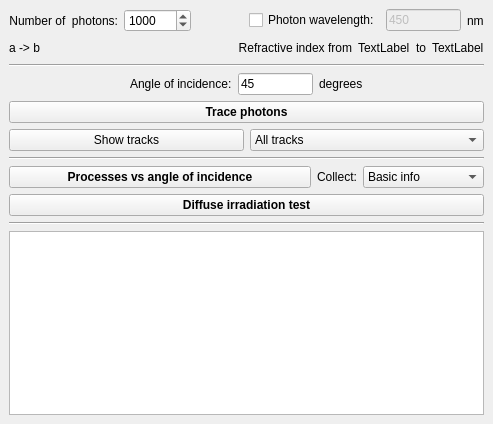
andrmor/ANTS3bundle, file ants3bundle/src/ants3/gui/photsim/ainterfaceruletester.ui: the form before one commit.
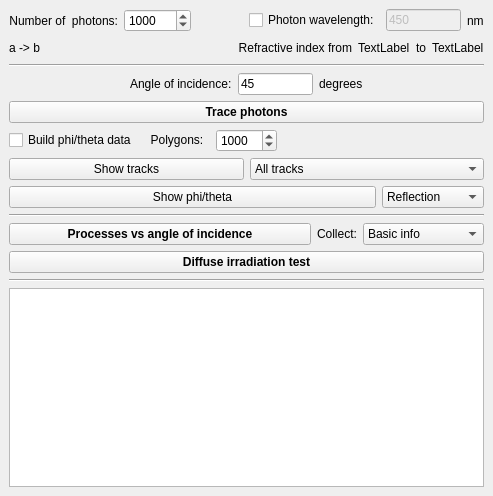
The form after the commit.

Commit message: add phi/theta visualisation in interface tester

```diff
--- a/ants3bundle/src/ants3/gui/photsim/ainterfaceruletester.ui
+++ b/ants3bundle/src/ants3/gui/photsim/ainterfaceruletester.ui
@@ -7,7 +7,7 @@
     <x>0</x>
     <y>0</y>
     <width>493</width>
-    <height>424</height>
+    <height>496</height>
    </rect>
   </property>
   <property name="windowTitle">
@@ -224,6 +224,46 @@
       </property>
      </widget>
     </item>
+    <item>
+     <layout class="QHBoxLayout" name="horizontalLayout_6">
+      <property name="topMargin">
+       <number>0</number>
+      </property>
+      <item>
+       <widget class="QCheckBox" name="cbBuildPhiThetaData">
+        <property name="text">
+         <string>Build phi/theta data      Polygons:</string>
+        </property>
+       </widget>
+      </item>
+      <item>
+       <widget class="QSpinBox" name="sbPhiThetaPolygons">
+        <property name="minimum">
+         <number>100</number>
+        </property>
+        <property name="maximum">
+         <number>99999</number>
+        </property>
+        <property name="value">
+         <number>1000</number>
+        </property>
+       </widget>
+      </item>
+      <item>
+       <spacer name="horizontalSpacer_2">
+        <property name="orientation">
+         <enum>Qt::Orientation::Horizontal</enum>
+        </property>
+        <property name="sizeHint" stdset="0">
+         <size>
+          <width>40</width>
+          <height>20</height>
+         </size>
+        </property>
+       </spacer>
+      </item>
+     </layout>
+    </item>
     <item>
      <layout class="QHBoxLayout" name="horizontalLayout_5">
       <item>
@@ -264,6 +304,45 @@
       </item>
      </layout>
     </item>
+    <item>
+     <layout class="QHBoxLayout" name="horizontalLayout">
+      <property name="topMargin">
+       <number>0</number>
+      </property>
+      <item>
+       <widget class="QPushButton" name="pbShowPhiTheta">
+        <property name="sizePolicy">
+         <sizepolicy hsizetype="Expanding" vsizetype="Fixed">
+          <horstretch>0</horstretch>
+          <verstretch>0</verstretch>
+         </sizepolicy>
+        </property>
+        <property name="text">
+         <string>Show phi/theta</string>
+        </property>
+       </widget>
+      </item>
+      <item>
+       <widget class="QComboBox" name="cobPhiThetaMode">
+        <item>
+         <property name="text">
+          <string>Reflection</string>
+         </property>
+        </item>
+        <item>
+         <property name="text">
+          <string>Transmission</string>
+         </property>
+        </item>
+        <item>
+         <property name="text">
+          <string>Ref+Trans</string>
+         </property>
+        </item>
+       </widget>
+      </item>
+     </layout>
+    </item>
     <item>
      <widget class="Line" name="line_3">
       <property name="orientation">
```
Left out of the diff: 6 changed lines with no effect on the pictures. The commit also changes 5 other files.
